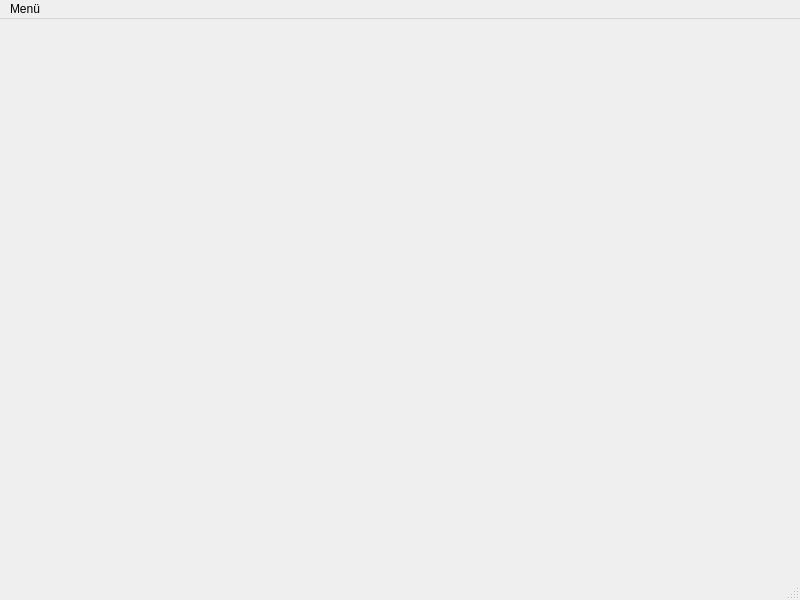
First picture: the form in Minesweeper/minesweeper.ui, repository JenniferRied/Minesweeper, before the edit.
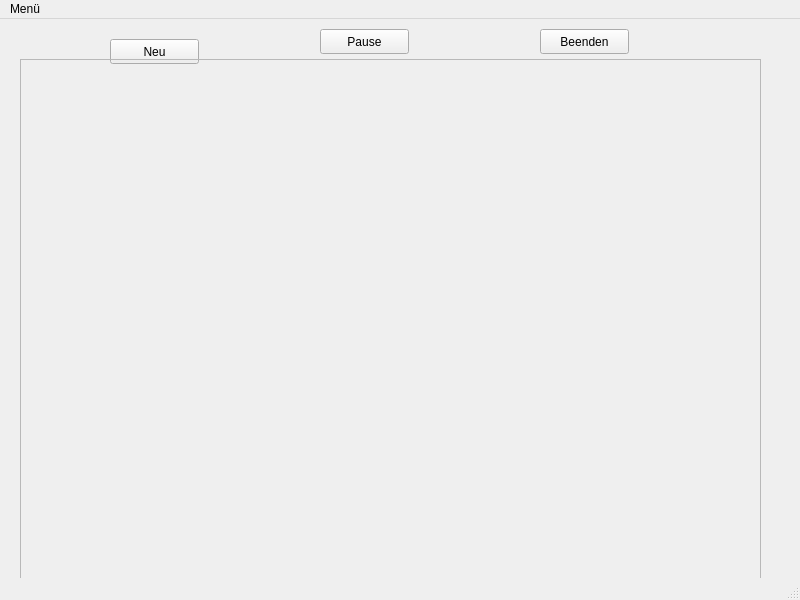
Second picture: the form after the edit.

Commit message: Kacheln, Frame muss noch angepasst werden

The edit to the form file:
```diff
--- a/Minesweeper/minesweeper.ui
+++ b/Minesweeper/minesweeper.ui
@@ -13,7 +13,84 @@
   <property name="windowTitle">
    <string>Minesweeper</string>
   </property>
-  <widget class="QWidget" name="centralwidget"/>
+  <widget class="QWidget" name="centralwidget">
+   <widget class="QPushButton" name="pause_button">
+    <property name="geometry">
+     <rect>
+      <x>320</x>
+      <y>10</y>
+      <width>89</width>
+      <height>25</height>
+     </rect>
+    </property>
+    <property name="text">
+     <string>Pause</string>
+    </property>
+   </widget>
+   <widget class="QPushButton" name="neu_button">
+    <property name="geometry">
+     <rect>
+      <x>110</x>
+      <y>20</y>
+      <width>89</width>
+      <height>25</height>
+     </rect>
+    </property>
+    <property name="text">
+     <string>Neu</string>
+    </property>
+   </widget>
+   <widget class="QPushButton" name="pushButton_3">
+    <property name="geometry">
+     <rect>
+      <x>540</x>
+      <y>10</y>
+      <width>89</width>
+      <height>25</height>
+     </rect>
+    </property>
+    <property name="text">
+     <string>Beenden</string>
+    </property>
+   </widget>
+   <widget class="QFrame" name="haupt_frame">
+    <property name="geometry">
+     <rect>
+      <x>20</x>
+      <y>40</y>
+      <width>741</width>
+      <height>521</height>
+     </rect>
+    </property>
+    <property name="sizePolicy">
+     <sizepolicy hsizetype="Minimum" vsizetype="Minimum">
+      <horstretch>0</horstretch>
+      <verstretch>0</verstretch>
+     </sizepolicy>
+    </property>
+    <property name="frameShape">
+     <enum>QFrame::StyledPanel</enum>
+    </property>
+    <property name="frameShadow">
+     <enum>QFrame::Plain</enum>
+    </property>
+    <widget class="QWidget" name="gridLayoutWidget">
+     <property name="geometry">
+      <rect>
+       <x>10</x>
+       <y>10</y>
+       <width>331</width>
+       <height>271</height>
+      </rect>
+     </property>
+     <layout class="QGridLayout" name="spielbrett_gridLayout">
+      <property name="sizeConstraint">
+       <enum>QLayout::SetFixedSize</enum>
+      </property>
+     </layout>
+    </widget>
+   </widget>
+  </widget>
   <widget class="QMenuBar" name="menubar">
    <property name="geometry">
     <rect>
```
The commit also changes 7 other files.
